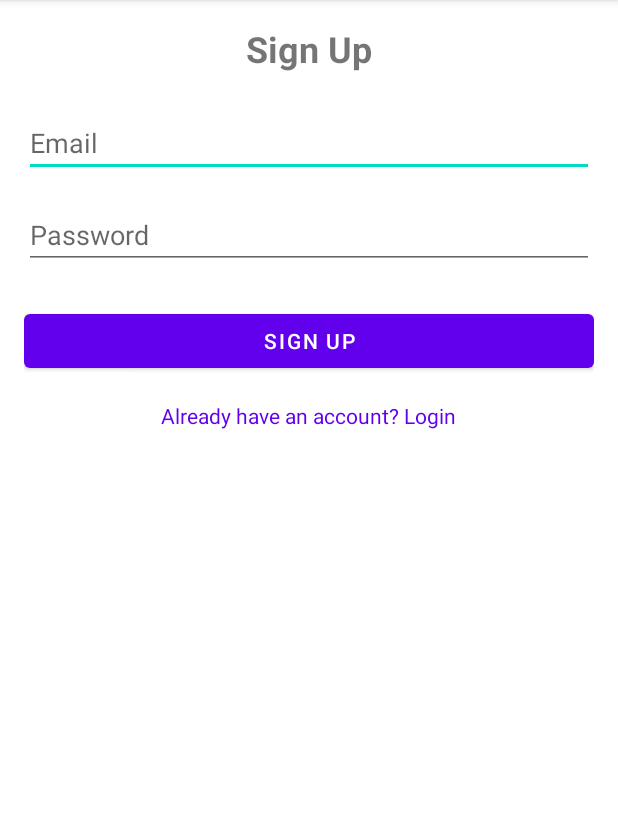
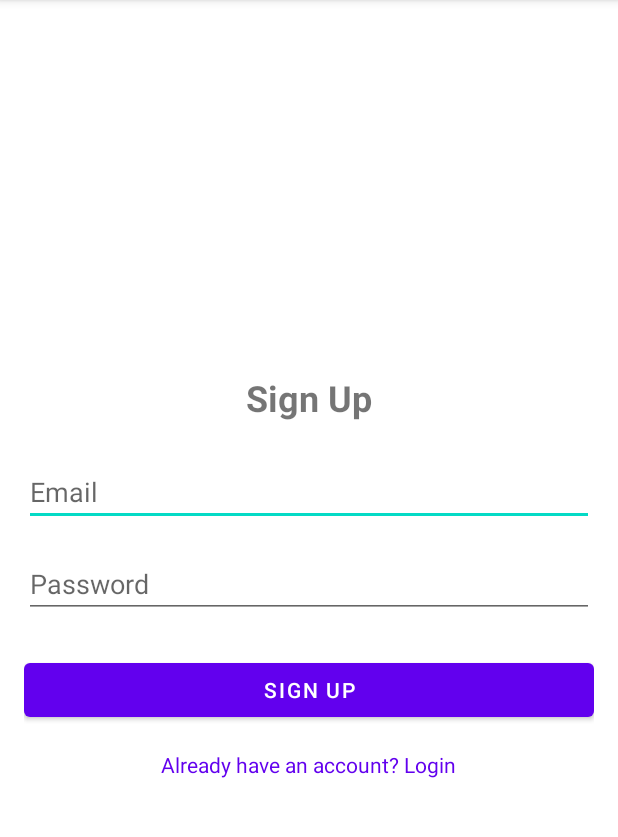
Before and after one commit to TylerPoff/pixel-pop, an Android app: the PixelPopSignUpActivity screen opened directly, with no data from a screen before it, on a phone screen of 412 x 824 dp, the part 84-921 px from its top. Run offline under Robolectric (Android 15) with nearby library versions, the phone set to English and light mode, and no system bars; our stand-ins replace Firebase (no records; nobody signed in at launch, a user with empty details on screens opened directly).

Commit message:
Center the page

```diff
--- a/app/src/main/res/layout/activity_pixel_pop_login.xml
+++ b/app/src/main/res/layout/activity_pixel_pop_login.xml
@@ -11,7 +11,8 @@
         android:layout_width="match_parent"
         android:layout_height="wrap_content"
         android:orientation="vertical"
-        android:padding="16dp">
+        android:padding="16dp"
+        android:gravity="center">
 
         <TextView
             android:layout_width="wrap_content"
--- a/app/src/main/res/layout/activity_pixel_pop_sign_up.xml
+++ b/app/src/main/res/layout/activity_pixel_pop_sign_up.xml
@@ -11,7 +11,8 @@
         android:layout_width="match_parent"
         android:layout_height="wrap_content"
         android:orientation="vertical"
-        android:padding="16dp">
+        android:padding="16dp"
+        android:gravity="center">
 
         <TextView
             android:layout_width="wrap_content"
```
